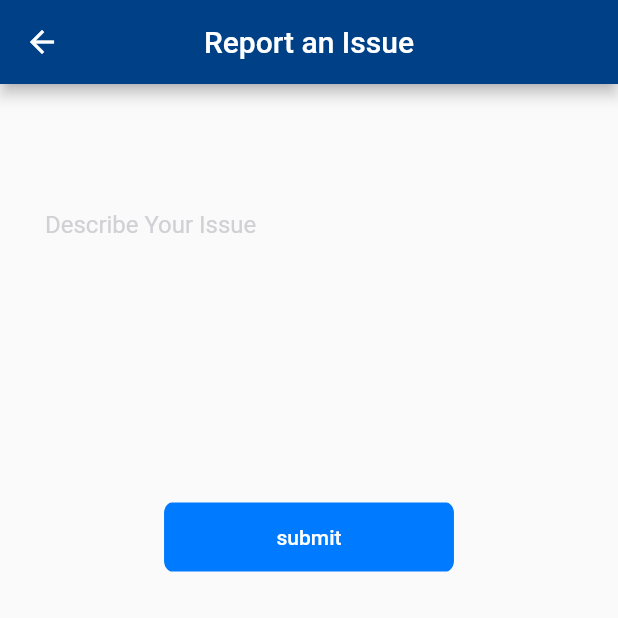
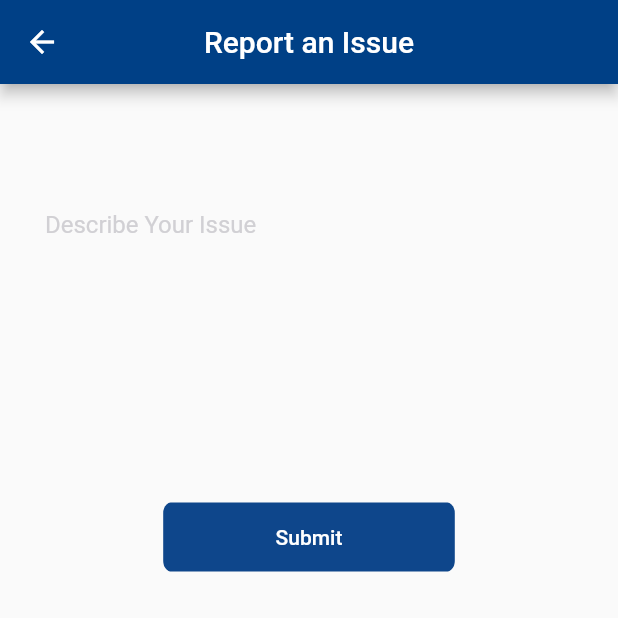
Before and after one commit to mohammedk12/NEAMAH, a Flutter app: the report_issue screen opened directly, on a phone screen of 412 x 824 dp, the top half of it. Run offline on Flutter 3.47's test engine with Material 2 defaults, Android fonts, the phone set to English and light mode, and no system bars; our stand-ins replace adaptive_dialog, cloud_firestore, firebase_auth, firebase_core, firebase_storage, geolocator and 2 more; missing offline and left inert: map_picker; accounts and stored records are empty.

```diff
--- a/lib/screens/Donner_addDonation.dart
+++ b/lib/screens/Donner_addDonation.dart
@@ -27,10 +27,8 @@ class _addDonationState extends State<addDonation> {
   PickedFile? _imageFile;
   int dropdownValue = 1;
   late LatLng address;
-
   String imageUrl =
       'https://firebasestorage.googleapis.com/v0/b/neamah-7e68e.appspot.com/o/images%2Fdownload.png?alt=media&token=c9fb9bfb-0ba0-45d2-bf57-f2bd69882901';
-
   ImagePicker _picker = ImagePicker();
 
   Widget myImage() {
@@ -51,8 +49,6 @@ class _addDonationState extends State<addDonation> {
                   offset: Offset(0, 3))
             ],
             borderRadius: BorderRadius.all(Radius.circular(10)),
-
-            //TODO:
             image: DecorationImage(
               image: _imageFile == null
                   ? NetworkImage(imageUrl) as ImageProvider
--- a/lib/screens/PIN_screen.dart
+++ b/lib/screens/PIN_screen.dart
@@ -183,14 +183,14 @@ class _PIN_screenState extends State<PIN_screen> {
           BottomNavigationBarItem(
               icon: Icon(Icons.view_list, color: Colors.white),
               title: Text(
-                'view donations',
+                'View Donations',
                 style: TextStyle(color: Colors.white),
               )),
           BottomNavigationBarItem(
               icon: Icon(Icons.person, color: Colors.white),
               backgroundColor: Colors.blue,
               title: Text(
-                'edit profile',
+                'Edit Profile',
                 style: TextStyle(color: Colors.white),
               )),
         ],
--- a/lib/screens/donation screens/changePassword.dart
+++ b/lib/screens/donation screens/changePassword.dart
@@ -48,7 +48,6 @@ class _changePasswordState extends State<changePassword> {
                 'Change Password',
                 style: TextStyle(fontSize: 40, fontWeight: FontWeight.bold),
               ),
-
               SizedBox(height: 50),
               TextField(
                 controller: messageTextController1,
@@ -82,14 +81,12 @@ class _changePasswordState extends State<changePassword> {
                     ),
                     hintStyle: TextStyle(color: Color(0xFFD1D0D4))),
               ),
-
               SizedBox(height: 60),
-
               ClipRRect(
                 borderRadius: BorderRadius.circular(8),
                 child: FlatButton(
                   padding: EdgeInsets.symmetric(vertical: 15, horizontal: 30),
-                  color: Color(0xFF007AFF),
+                  color: Color(0xFF0E468B),
                   onPressed: () {
                     messageTextController1.clear();
                     messageTextController2.clear();
--- a/lib/screens/regestration_screen.dart
+++ b/lib/screens/regestration_screen.dart
@@ -74,7 +74,7 @@ class _Regestration_screenState extends State<Regestration_screen> {
                     email = val;
                   },
                   decoration: InputDecoration(
-                    hintText: 'Email',
+                    hintText: 'Email (ex: example@gmail.com)',
                     enabledBorder: UnderlineInputBorder(
                       borderSide: BorderSide(color: Color(0xFFD1D0D4)),
                     ),
--- a/lib/screens/report_issue.dart
+++ b/lib/screens/report_issue.dart
@@ -41,7 +41,7 @@ class report_issue extends StatelessWidget {
                   child: FlatButton(
                       padding: EdgeInsets.symmetric(
                           vertical: 15, horizontal: 75), //55
-                      color: Color(0xFF007AFF),
+                      color: Color(0xFF0E468B),
                       onPressed: () {
                         if (issue.isEmpty) {
                           showOkAlertDialog(
@@ -64,7 +64,7 @@ class report_issue extends StatelessWidget {
                         }
                       },
                       child: Text(
-                        'submit',
+                        'Submit',
                         style: TextStyle(color: Colors.white),
                       )))
             ],
```
